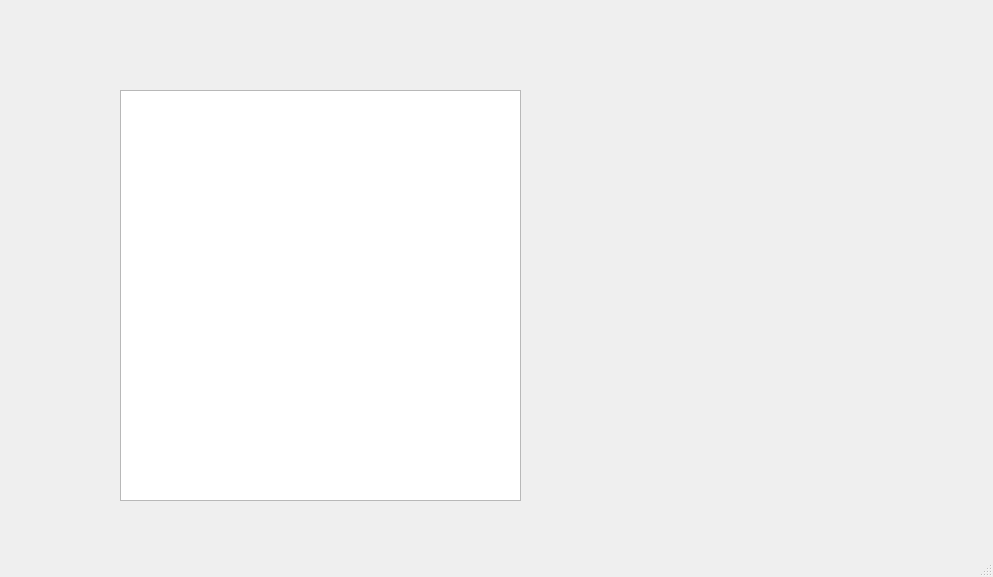
Before: the Qt Designer form ui/mainwindow.ui in willasantos/Projeto-SDMC, drawn with Qt 5.
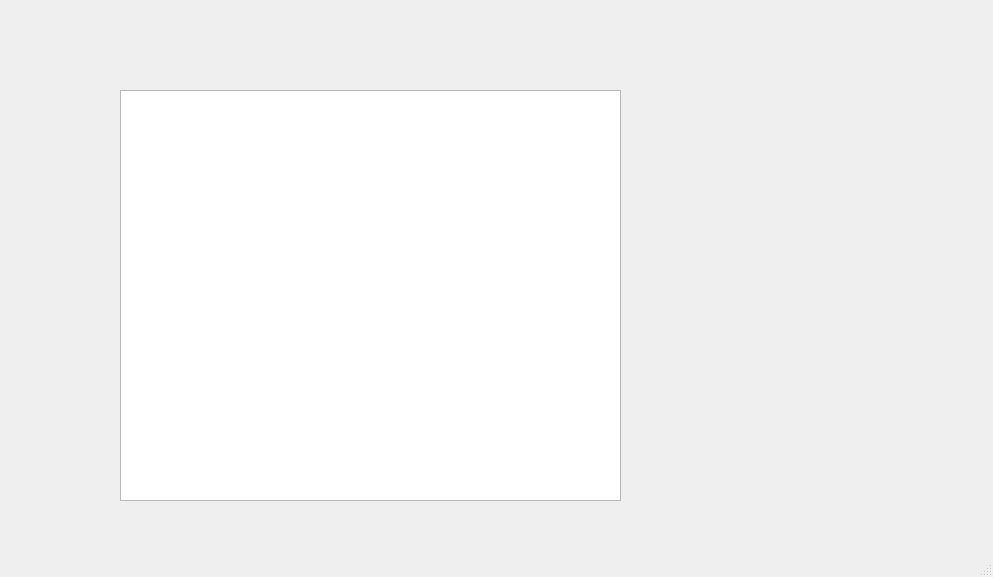
After: the same form once the commit is applied. The open tabs and pages were chosen to show the change.

What changed in the file:
```diff
--- a/ui/mainwindow.ui
+++ b/ui/mainwindow.ui
@@ -414,7 +414,7 @@
        <rect>
         <x>70</x>
         <y>120</y>
-        <width>691</width>
+        <width>781</width>
         <height>431</height>
        </rect>
       </property>
@@ -424,7 +424,7 @@
          <rect>
           <x>10</x>
           <y>20</y>
-          <width>401</width>
+          <width>501</width>
           <height>411</height>
          </rect>
         </property>
```
